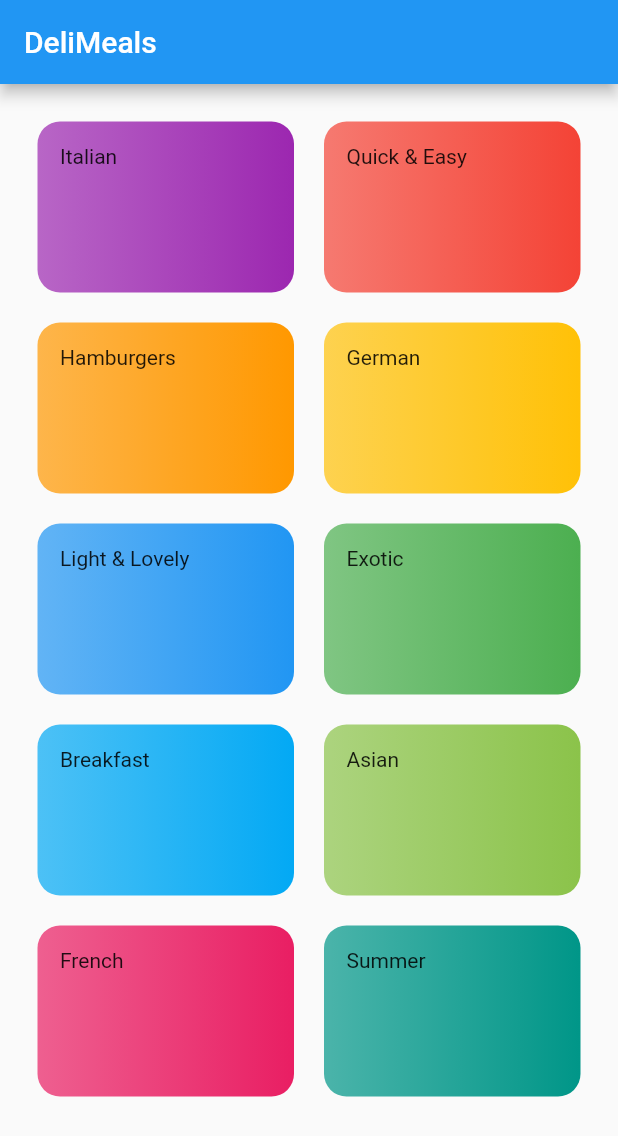
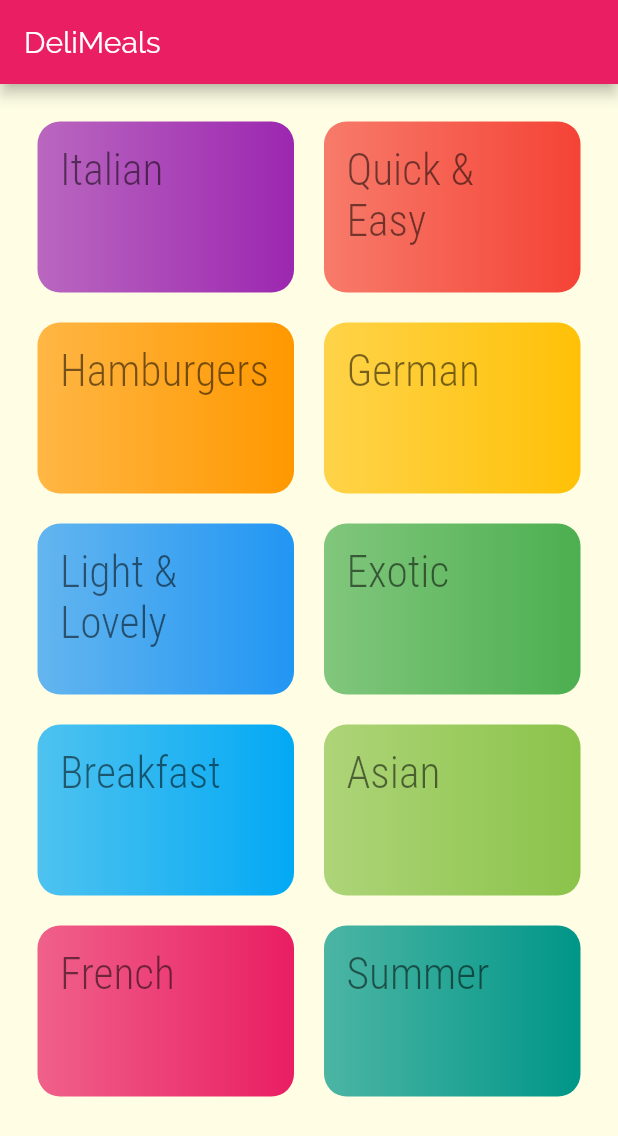
Before and after one commit to arunmopare/flutter-meal-app, a Flutter app: the screen it shows after launch, on a phone screen of 412 x 824 dp. Shown: the top 1136 px of the screen. Run offline on Flutter 3.47's test engine with Material 2 defaults, Android fonts, the phone set to English and light mode, and no system bars.

Commit message:
added and changed fonts and app theme

```diff
--- a/lib/category_item.dart
+++ b/lib/category_item.dart
@@ -10,7 +10,10 @@ class CategoryItem extends StatelessWidget {
   Widget build(BuildContext context) {
     return Container(
       padding: const EdgeInsets.all(15),
-      child: Text(title),
+      child: Text(
+        title,
+        style: Theme.of(context).textTheme.headline1,
+      ),
       decoration: BoxDecoration(
         gradient: LinearGradient(
           colors: [
--- a/lib/main.dart
+++ b/lib/main.dart
@@ -12,7 +12,21 @@ class MyApp extends StatelessWidget {
     return MaterialApp(
         title: 'Flutter Demo',
         theme: ThemeData(
-          primarySwatch: Colors.blue,
+          primarySwatch: Colors.pink,
+          accentColor: Colors.amber,
+          canvasColor: Color.fromRGBO(255, 254, 229, 1),
+          fontFamily: 'Raleway',
+          textTheme: ThemeData.light().textTheme.copyWith(
+                bodyText1: TextStyle(
+                  color: Color.fromRGBO(20, 51, 51, 1),
+                ),
+                bodyText2: TextStyle(
+                  color: Color.fromRGBO(20, 51, 51, 1),
+                ),
+                headline1: TextStyle(
+                    fontSize: 29,
+                    fontFamily: 'RobotoCondensed'),
+              ),
         ),
         home: CategoriesScreen());
   }
```
Also changed, not shown: pubspec.yaml (+18 -19 lines).
